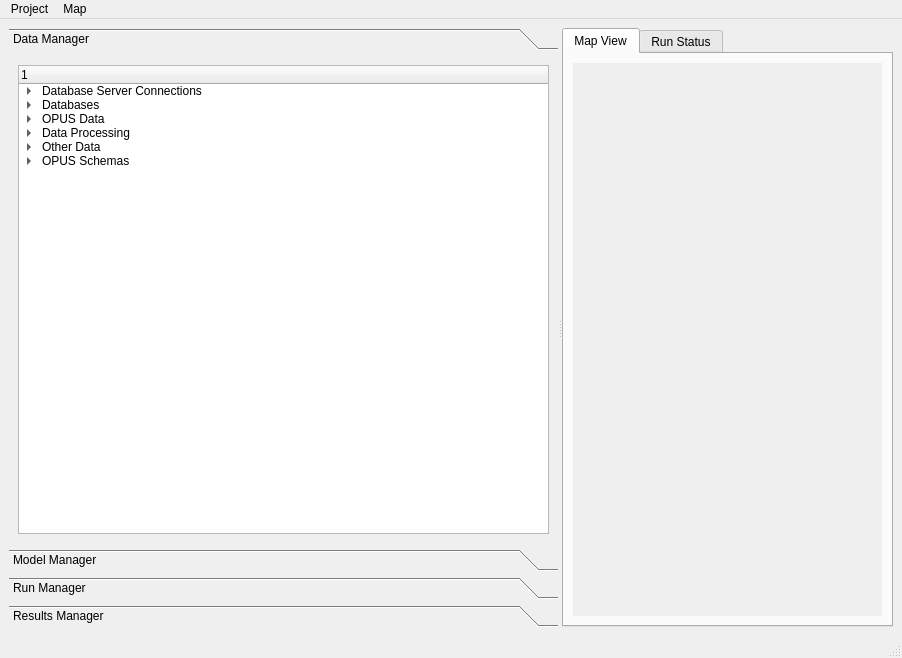
Old version of the form opus_gui/UI_Testing/opusMain_testing.ui in the repository psrc/urbansim.
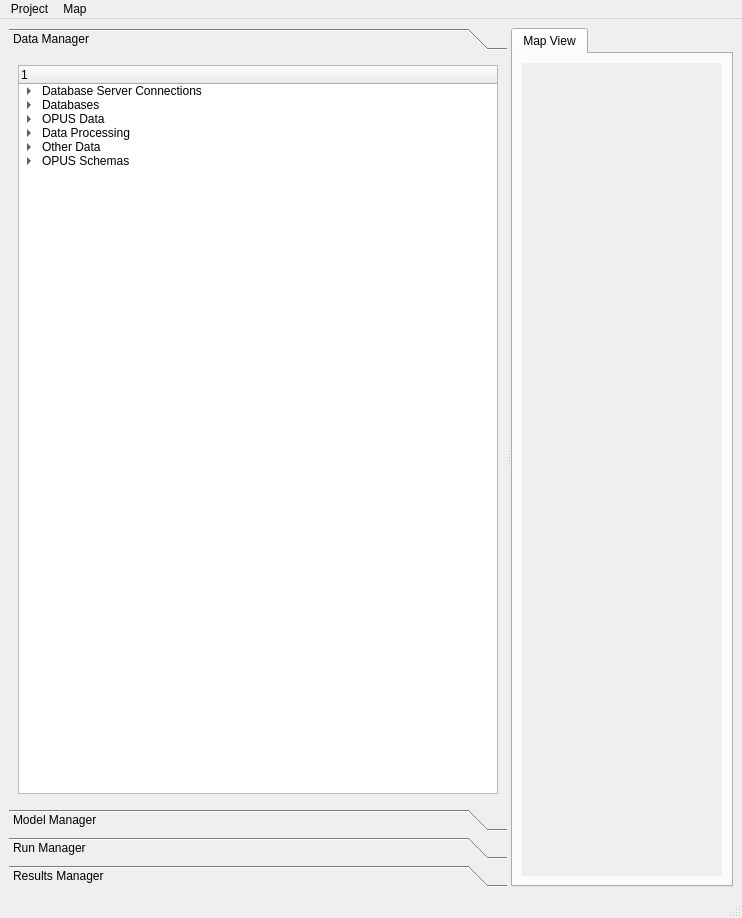
New version of the form. The open tabs and pages were chosen to show the change. Icons and pictures are not drawn.

What changed in the file:
```diff
--- a/opus_gui/UI_Testing/opusMain_testing.ui
+++ b/opus_gui/UI_Testing/opusMain_testing.ui
@@ -6,8 +6,8 @@
    <rect>
     <x>0</x>
     <y>0</y>
-    <width>902</width>
-    <height>658</height>
+    <width>742</width>
+    <height>918</height>
    </rect>
   </property>
   <property name="windowTitle" >
@@ -65,8 +65,8 @@
          <rect>
           <x>0</x>
           <y>0</y>
-          <width>405</width>
-          <height>488</height>
+          <width>465</width>
+          <height>748</height>
          </rect>
         </property>
         <attribute name="label" >
@@ -566,11 +566,6 @@
          </item>
         </layout>
        </widget>
-       <widget class="QWidget" name="tab_runStatus" >
-        <attribute name="title" >
-         <string>Run Status</string>
-        </attribute>
-       </widget>
       </widget>
      </widget>
     </item>
@@ -581,7 +576,7 @@
     <rect>
      <x>0</x>
      <y>0</y>
-     <width>902</width>
+     <width>742</width>
      <height>21</height>
     </rect>
    </property>
```
Left out of the diff: 29 changed lines with no effect on the pictures.
